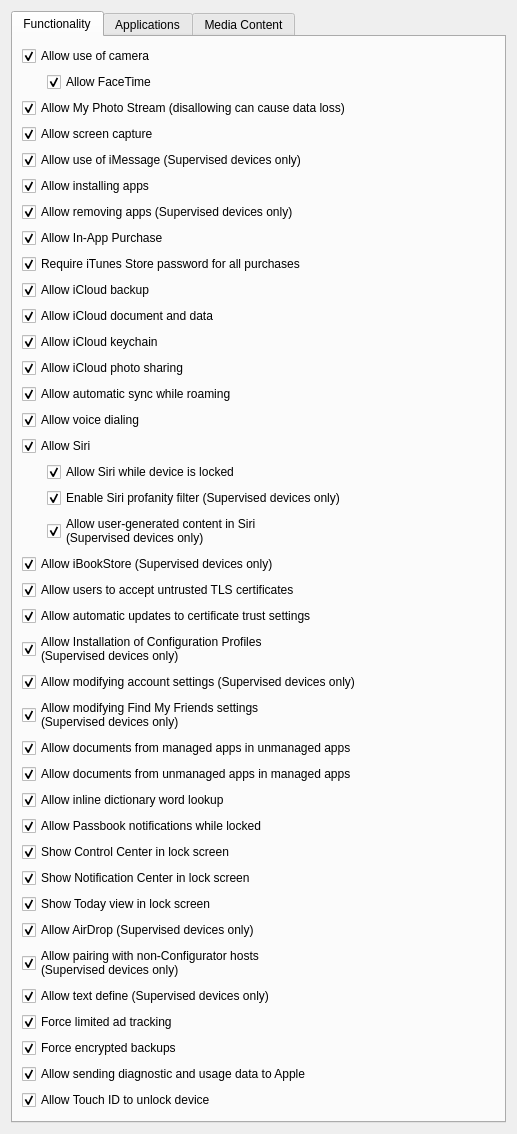
Above: FWAdminLib/Configurator/RestrictionsIOSForm.ui from fw-dev/translations before the change. Below: the same form after it.
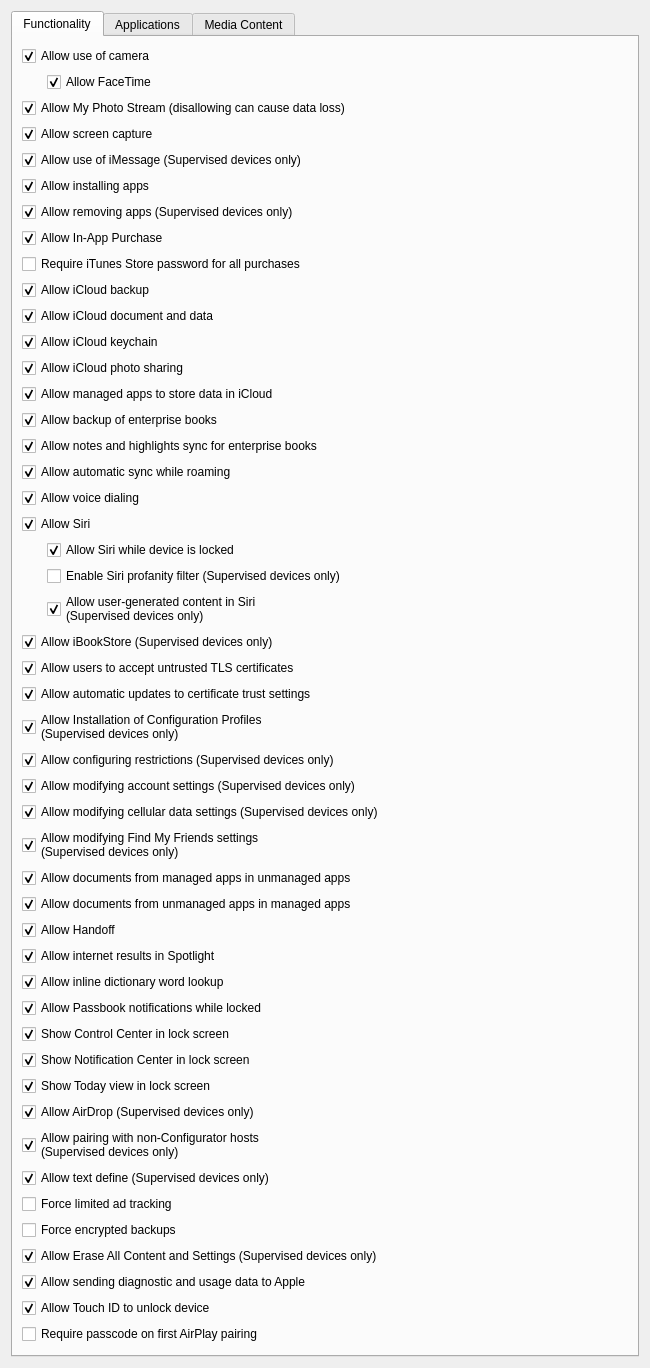
That is the form after the change.

Diff of the .ui file:
```diff
--- a/FWAdminLib/Configurator/RestrictionsIOSForm.ui
+++ b/FWAdminLib/Configurator/RestrictionsIOSForm.ui
@@ -6,8 +6,8 @@
    <rect>
     <x>0</x>
     <y>0</y>
-    <width>517</width>
-    <height>988</height>
+    <width>650</width>
+    <height>1324</height>
    </rect>
   </property>
   <property name="windowTitle">
@@ -128,7 +128,7 @@
           <string>Require iTunes Store password for all purchases</string>
          </property>
          <property name="checked">
-          <bool>true</bool>
+          <bool>false</bool>
          </property>
         </widget>
        </item>
@@ -172,6 +172,36 @@
          </property>
         </widget>
        </item>
+       <item>
+        <widget class="QCheckBox" name="allowManagedAppsCloudSync">
+         <property name="text">
+          <string>Allow managed apps to store data in iCloud</string>
+         </property>
+         <property name="checked">
+          <bool>true</bool>
+         </property>
+        </widget>
+       </item>
+       <item>
+        <widget class="QCheckBox" name="allowEnterpriseBookBackup">
+         <property name="text">
+          <string>Allow backup of enterprise books</string>
+         </property>
+         <property name="checked">
+          <bool>true</bool>
+         </property>
+        </widget>
+       </item>
+       <item>
+        <widget class="QCheckBox" name="allowEnterpriseBookMetadataSync">
+         <property name="text">
+          <string>Allow notes and highlights sync for enterprise books</string>
+         </property>
+         <property name="checked">
+          <bool>true</bool>
+         </property>
+        </widget>
+       </item>
        <item>
         <widget class="QCheckBox" name="allowAutomaticSyncWhileRoaming">
          <property name="text">
@@ -239,7 +269,7 @@
              <string>Enable Siri profanity filter (Supervised devices only)</string>
             </property>
             <property name="checked">
-             <bool>true</bool>
+             <bool>false</bool>
             </property>
            </widget>
           </item>
@@ -298,6 +328,16 @@
          </property>
         </widget>
        </item>
+       <item>
+        <widget class="QCheckBox" name="allowEnablingRestrictions">
+         <property name="text">
+          <string>Allow configuring restrictions (Supervised devices only)</string>
+         </property>
+         <property name="checked">
+          <bool>true</bool>
+         </property>
+        </widget>
+       </item>
        <item>
         <widget class="QCheckBox" name="allowAccountModification">
          <property name="text">
@@ -308,6 +348,16 @@
          </property>
         </widget>
        </item>
+       <item>
+        <widget class="QCheckBox" name="allowModifyingCellularDataSettings">
+         <property name="text">
+          <string>Allow modifying cellular data settings (Supervised devices only)</string>
+         </property>
+         <property name="checked">
+          <bool>true</bool>
+         </property>
+        </widget>
+       </item>
        <item>
         <widget class="QCheckBox" name="allowFindMyFriendsModification">
          <property name="text">
@@ -339,6 +389,26 @@
          </property>
         </widget>
        </item>
+       <item>
+        <widget class="QCheckBox" name="allowActivityContinuation">
+         <property name="text">
+          <string>Allow Handoff</string>
+         </property>
+         <property name="checked">
+          <bool>true</bool>
+         </property>
+        </widget>
+       </item>
+       <item>
+        <widget class="QCheckBox" name="allowSpotlightInternetResults">
+         <property name="text">
+          <string>Allow internet results in Spotlight</string>
+         </property>
+         <property name="checked">
+          <bool>true</bool>
+         </property>
+        </widget>
+       </item>
        <item>
         <widget class="QCheckBox" name="allowWebTextDefine">
          <property name="text">
@@ -426,7 +496,7 @@
           <string>Force limited ad tracking</string>
          </property>
          <property name="checked">
-          <bool>true</bool>
+          <bool>false</bool>
          </property>
         </widget>
        </item>
@@ -436,6 +506,16 @@
           <string>Force encrypted backups</string>
          </property>
          <property name="checked">
+          <bool>false</bool>
+         </property>
+        </widget>
+       </item>
+       <item>
+        <widget class="QCheckBox" name="allowEraseContentAndSettings">
+         <property name="text">
+          <string>Allow Erase All Content and Settings (Supervised devices only)</string>
+         </property>
+         <property name="checked">
           <bool>true</bool>
          </property>
         </widget>
@@ -460,6 +540,13 @@
          </property>
         </widget>
        </item>
+       <item>
+        <widget class="QCheckBox" name="requirePasscodeOnFirstAirPlayPairing">
+         <property name="text">
+          <string>Require passcode on first AirPlay pairing</string>
+         </property>
+        </widget>
+       </item>
        <item>
         <spacer name="verticalSpacer">
          <property name="orientation">
```
Left out of the diff: 48 changed lines with no effect on the pictures.
